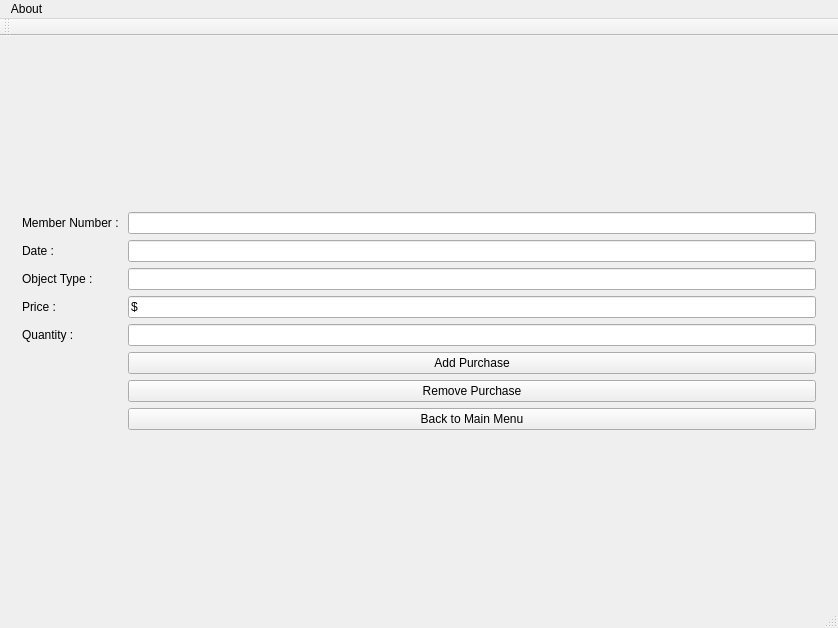
Qt form mainwindow.ui (mronfire/Project-1---Warehouse-Manager) before a commit.
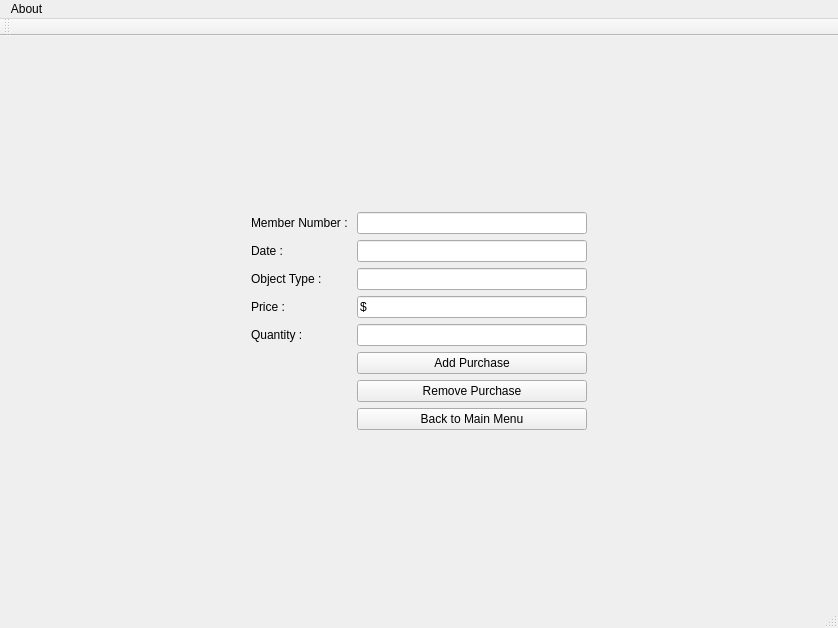
The same form after that commit. The open tabs and pages were chosen to show the change.

```diff
--- a/mainwindow.ui
+++ b/mainwindow.ui
@@ -543,81 +543,133 @@
        <layout class="QGridLayout" name="gridLayout_13">
         <item row="0" column="0">
          <layout class="QGridLayout" name="gridLayout_12">
-          <item row="5" column="1">
-           <widget class="QPushButton" name="pushButton_2">
+          <item row="7" column="2">
+           <widget class="QPushButton" name="pushButton_addPurchase">
             <property name="text">
              <string>Add Purchase</string>
             </property>
            </widget>
           </item>
-          <item row="1" column="0">
+          <item row="3" column="1">
+           <widget class="QLabel" name="label_8">
+            <property name="text">
+             <string>Object Type :</string>
+            </property>
+           </widget>
+          </item>
+          <item row="3" column="2">
+           <widget class="QLineEdit" name="objTypeLineEdit"/>
+          </item>
+          <item row="2" column="1">
            <widget class="QLabel" name="label_7">
             <property name="text">
              <string>Date :</string>
             </property>
            </widget>
           </item>
-          <item row="1" column="1">
+          <item row="2" column="2">
            <widget class="QLineEdit" name="dateLineEdit"/>
           </item>
-          <item row="6" column="1">
-           <widget class="QPushButton" name="pushButton_4">
+          <item row="8" column="2">
+           <widget class="QPushButton" name="pushButton_removePurchase">
             <property name="text">
              <string>Remove Purchase</string>
             </property>
            </widget>
           </item>
-          <item row="2" column="1">
-           <widget class="QLineEdit" name="objTypeLineEdit"/>
-          </item>
-          <item row="2" column="0">
-           <widget class="QLabel" name="label_8">
+          <item row="9" column="2">
+           <widget class="QPushButton" name="pushButton_backToMenu">
             <property name="text">
-             <string>Object Type :</string>
+             <string>Back to Main Menu</string>
             </property>
            </widget>
           </item>
-          <item row="0" column="0">
+          <item row="1" column="2">
+           <widget class="QLineEdit" name="nameLineEdit"/>
+          </item>
+          <item row="1" column="1">
            <widget class="QLabel" name="label_6">
             <property name="text">
              <string>Member Number : </string>
             </property>
            </widget>
           </item>
-          <item row="3" column="1">
+          <item row="6" column="2">
+           <widget class="QLineEdit" name="quantLineEdit"/>
+          </item>
+          <item row="4" column="2">
            <widget class="QLineEdit" name="priceLineEdit">
             <property name="text">
              <string>$</string>
             </property>
            </widget>
           </item>
-          <item row="7" column="1">
-           <widget class="QPushButton" name="pushButton_5">
-            <property name="text">
-             <string>Back to Main Menu</string>
-            </property>
-           </widget>
-          </item>
-          <item row="0" column="1">
-           <widget class="QLineEdit" name="nameLineEdit"/>
-          </item>
           <item row="4" column="1">
-           <widget class="QLineEdit" name="quantLineEdit"/>
-          </item>
-          <item row="3" column="0">
            <widget class="QLabel" name="label_9">
             <property name="text">
              <string>Price :</string>
             </property>
            </widget>
           </item>
-          <item row="4" column="0">
+          <item row="6" column="1">
            <widget class="QLabel" name="label_10">
             <property name="text">
              <string>Quantity :</string>
             </property>
            </widget>
           </item>
+          <item row="10" column="2">
+           <spacer name="verticalSpacer_8">
+            <property name="orientation">
+             <enum>Qt::Vertical</enum>
+            </property>
+            <property name="sizeHint" stdset="0">
+             <size>
+              <width>20</width>
+              <height>40</height>
+             </size>
+            </property>
+           </spacer>
+          </item>
+          <item row="0" column="2">
+           <spacer name="verticalSpacer_9">
+            <property name="orientation">
+             <enum>Qt::Vertical</enum>
+            </property>
+            <property name="sizeHint" stdset="0">
+             <size>
+              <width>20</width>
+              <height>40</height>
+             </size>
+            </property>
+           </spacer>
+          </item>
+          <item row="4" column="0">
+           <spacer name="horizontalSpacer_5">
+            <property name="orientation">
+             <enum>Qt::Horizontal</enum>
+            </property>
+            <property name="sizeHint" stdset="0">
+             <size>
+              <width>40</width>
+              <height>20</height>
+             </size>
+            </property>
+           </spacer>
+          </item>
+          <item row="6" column="3">
+           <spacer name="horizontalSpacer_6">
+            <property name="orientation">
+             <enum>Qt::Horizontal</enum>
+            </property>
+            <property name="sizeHint" stdset="0">
+             <size>
+              <width>40</width>
+              <height>20</height>
+             </size>
+            </property>
+           </spacer>
+          </item>
          </layout>
         </item>
        </layout>
```
Left out of the diff: 8 changed lines with no effect on the pictures.
